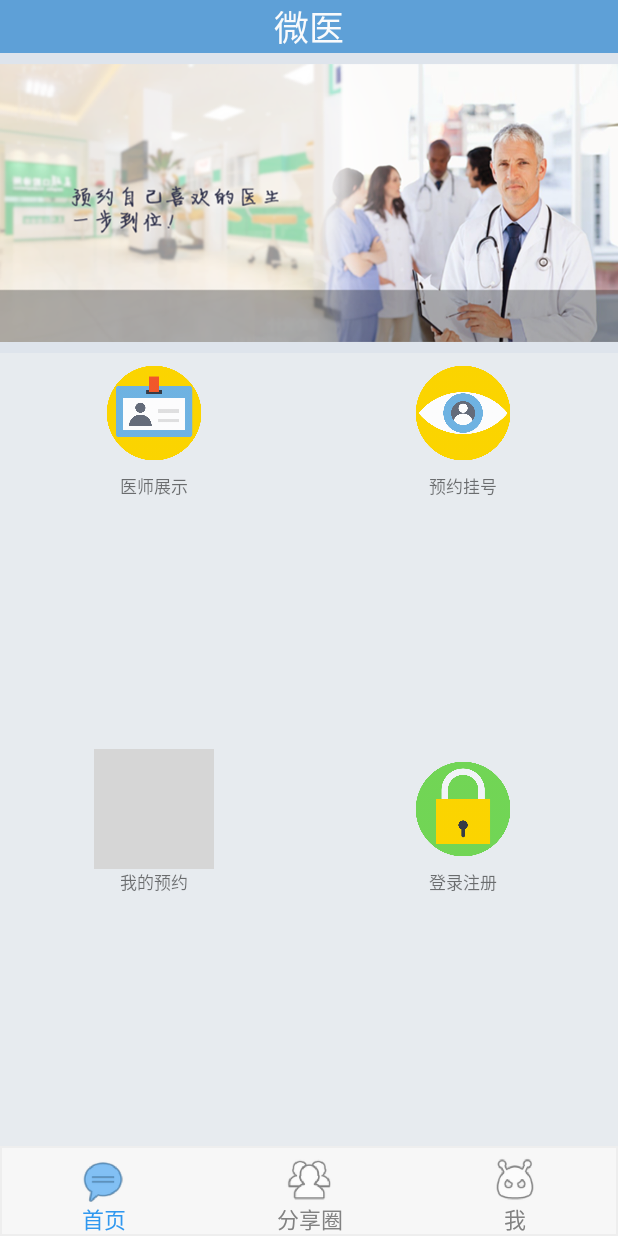
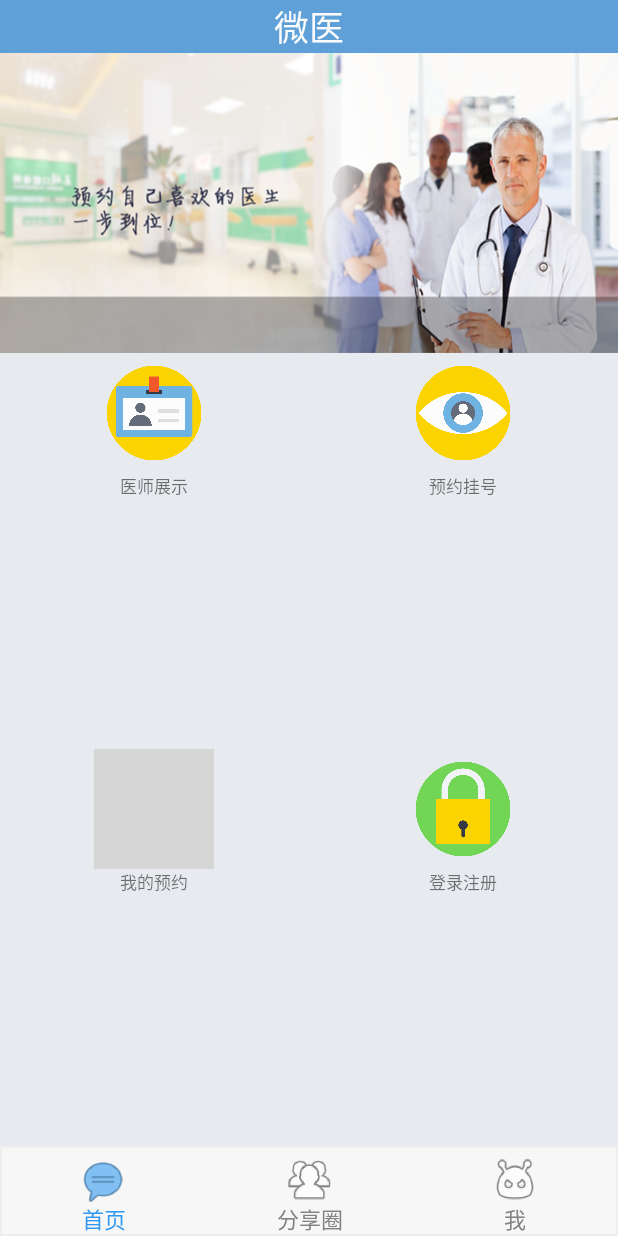
Before and after one commit to zhuolangF2/MicroDoctorClient, an Android app: the screen it shows after launch (MainActivity), on a phone screen of 412 x 824 dp. Run offline under Robolectric (Android 15) with nearby library versions, the phone set to English and light mode, and no system bars; grey boxes are pictures that could not be loaded.

Commit message:
jat revert project structure

```diff
--- a/app/src/main/AndroidManifest.xml
+++ b/app/src/main/AndroidManifest.xml
@@ -8,7 +8,7 @@
         android:label="@string/app_name"
         android:supportsRtl="true"
         android:theme="@style/AppTheme">
-        <activity android:name=".MainActivity">
+        <activity android:name=".ui.activity.MainActivity">
             <intent-filter>
                 <action android:name="android.intent.action.MAIN" />
 
--- /dev/null
+++ b/app/src/main/java/com/zhuolang/main/common/APPConfig.java
@@ -0,0 +1,8 @@
+package com.zhuolang.main.common;
+
+/**
+ * Created by jat on 2016/10/31.
+ */
+
+public class APPConfig {
+}
--- a/app/src/main/java/com/zhuolang/main/MeTabFragment.java
+++ b/app/src/main/java/com/zhuolang/main/ui/fragment/MeTabFragment.java
@@ -1,4 +1,4 @@
-package com.zhuolang.main;
+package com.zhuolang.main.ui.fragment;
 
 import android.os.Bundle;
 import android.support.annotation.Nullable;
@@ -8,6 +8,8 @@ import android.view.LayoutInflater;
 import android.view.View;
 import android.view.ViewGroup;
 import android.widget.ImageView;
+
+import com.zhuolang.main.R;
 
 /**
  * Created by wnf on 2016/10/29.
--- a/app/src/main/java/com/zhuolang/main/ShareTabFragment.java
+++ b/app/src/main/java/com/zhuolang/main/ui/fragment/ShareTabFragment.java
@@ -1,4 +1,4 @@
-package com.zhuolang.main;
+package com.zhuolang.main.ui.fragment;
 
 import android.os.Bundle;
 import android.support.annotation.Nullable;
@@ -7,7 +7,8 @@ import android.util.Log;
 import android.view.LayoutInflater;
 import android.view.View;
 import android.view.ViewGroup;
-import android.widget.ImageView;
+
+import com.zhuolang.main.R;
 
 /**
  * Created by wnf on 2016/10/29.
--- a/app/src/main/java/com/zhuolang/main/util/OkHttpUtil.java
+++ b/app/src/main/java/com/zhuolang/main/utils/OkHttpUtil.java
@@ -1,4 +1,4 @@
-package com.zhuolang.main.util;
+package com.zhuolang.main.utils;
 
 /**
  * Created by jat on 2016/10/31.
--- a/app/src/main/java/com/zhuolang/main/ChangeColorIconWithText.java
+++ b/app/src/main/java/com/zhuolang/main/view/ChangeColorIconWithText.java
@@ -1,4 +1,4 @@
-package com.zhuolang.main;
+package com.zhuolang.main.view;
 
 import android.content.Context;
 import android.content.res.TypedArray;
@@ -17,6 +17,8 @@ import android.os.Parcelable;
 import android.util.AttributeSet;
 import android.util.TypedValue;
 import android.view.View;
+
+import com.zhuolang.main.R;
 
 /**
  * Created by wnf on 2016/10/30.
@@ -67,7 +69,7 @@ public class ChangeColorIconWithText extends View {
     {
         super(context, attrs, defStyleAttr);
         //通过TypedArray遍历里面自定义的所有属性，拿到属性的值然后赋给成员变量
-        TypedArray a = context.obtainStyledAttributes(attrs,R.styleable.ChangeColorIconWithText);
+        TypedArray a = context.obtainStyledAttributes(attrs, R.styleable.ChangeColorIconWithText);
 
         int n = a.getIndexCount();//拿到count
 
--- a/app/src/main/res/layout/activity_main.xml
+++ b/app/src/main/res/layout/activity_main.xml
@@ -20,7 +20,7 @@
         android:background="@drawable/tab_bg"
         android:orientation="horizontal" >
 <!--运用自定义的控件和属性-->
-        <com.zhuolang.main.ChangeColorIconWithText
+        <com.zhuolang.main.view.ChangeColorIconWithText
             android:id="@+id/id_indicator_one"
             android:layout_width="0dp"
             android:layout_height="fill_parent"
@@ -31,7 +31,7 @@
             hyman:text_size="15sp"
             android:layout_weight="1"/>
 
-        <com.zhuolang.main.ChangeColorIconWithText
+        <com.zhuolang.main.view.ChangeColorIconWithText
             android:id="@+id/id_indicator_two"
             android:layout_width="0dp"
             android:layout_height="fill_parent"
@@ -42,7 +42,7 @@
             hyman:text_size="15sp"
             android:layout_weight="1"/>
 
-        <com.zhuolang.main.ChangeColorIconWithText
+        <com.zhuolang.main.view.ChangeColorIconWithText
             android:id="@+id/id_indicator_three"
             android:layout_width="0dp"
             android:layout_height="fill_parent"
--- a/app/src/main/res/layout/homepage.xml
+++ b/app/src/main/res/layout/homepage.xml
@@ -13,12 +13,6 @@
         android:layout_width="match_parent"
         android:layout_height="wrap_content"
         android:textColor="#fafbfc" />
-    <ImageView
-        android:id="@+id/image_item1"
-        android:layout_below="@+id/text_weiyi"
-        android:layout_width="match_parent"
-        android:src="@drawable/homeitem01"
-        android:layout_height="200dp" />
 
     <LinearLayout
         android:background="#e7ebef"
@@ -121,4 +115,14 @@
 
     </LinearLayout>
 
+    <ImageView
+        android:id="@+id/image_item1"
+        android:layout_width="match_parent"
+        android:src="@drawable/homeitem01"
+        android:layout_height="200dp"
+        android:scaleType="fitXY"
+        android:layout_below="@+id/text_weiyi"
+        android:layout_alignParentLeft="true"
+        android:layout_alignParentStart="true" />
+
 </RelativeLayout>
```
Also changed, not shown: app/src/main/java/com/zhuolang/main/ui/activity/MainActivity.java (renamed from app/src/main/java/com/zhuolang/main/MainActivity.java, +7 -2 lines), app/src/main/java/com/zhuolang/main/ui/fragment/HomepageTabFragment.java (renamed from app/src/main/java/com/zhuolang/main/HomepageTabFragment.java, +3 -5 lines).
